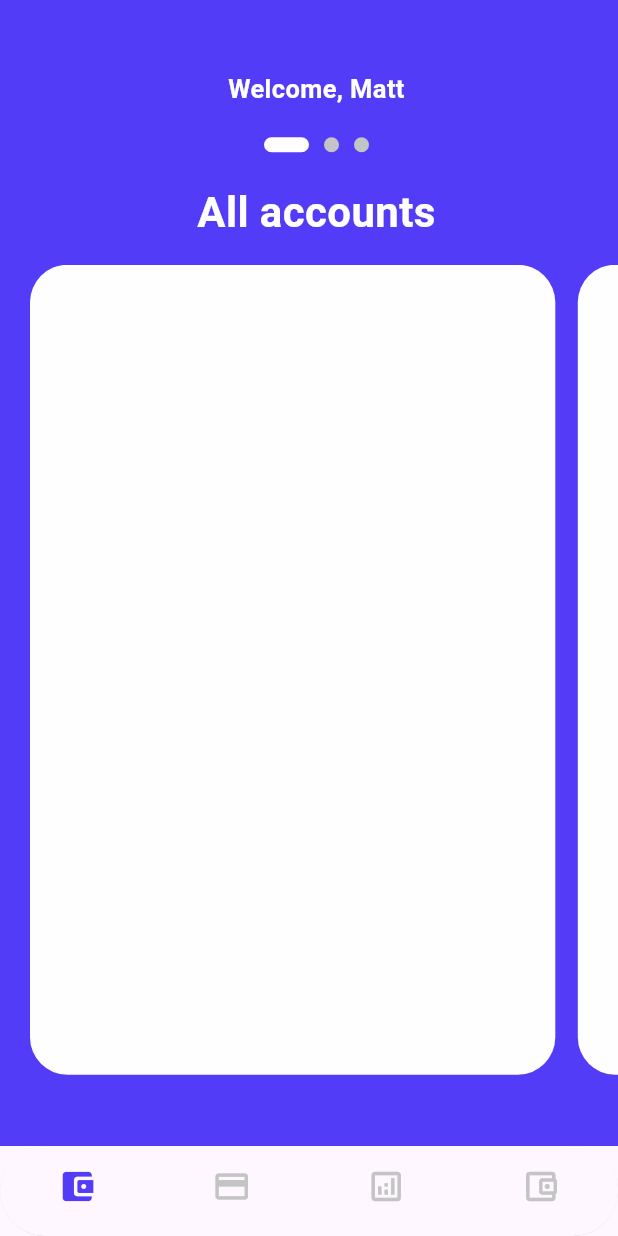
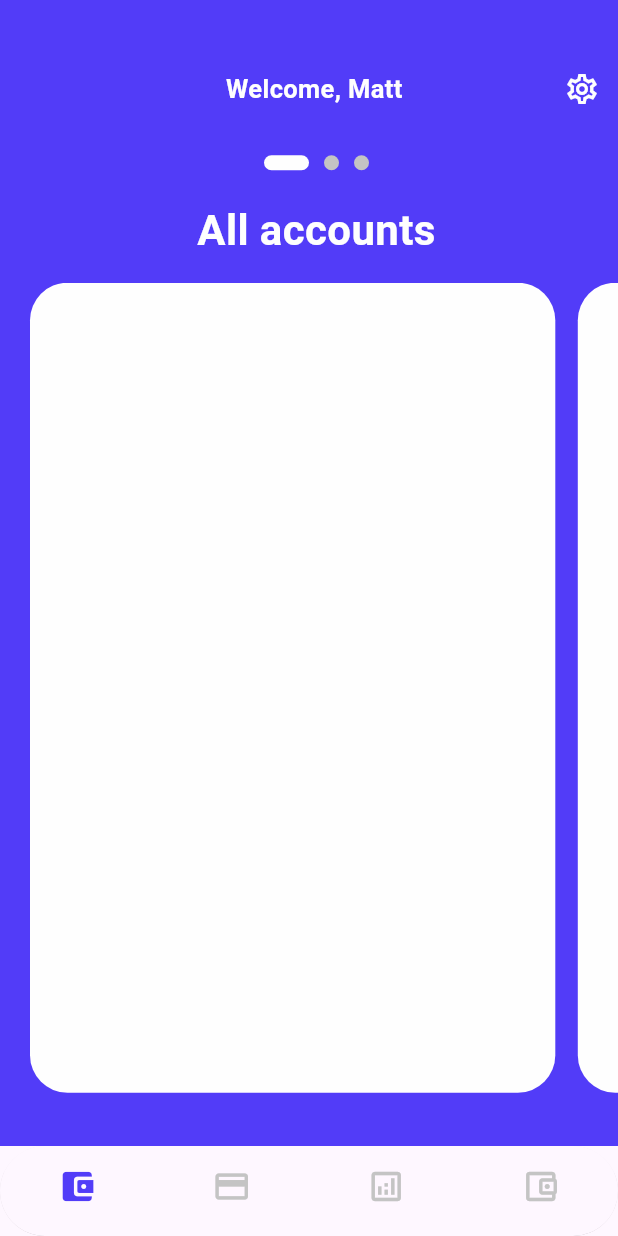
Before and after one commit to HOPDigital/finance-app, a Flutter app: the BottomBar screen opened directly, on a phone screen of 412 x 824 dp. Run offline on Flutter 3.47's test engine with Material 2 defaults, Android fonts, the phone set to English and light mode, and no system bars; drawn by our look-alikes of smooth_page_indicator; our stand-ins replace animated_splash_screen, gap, get, page_transition, shared_preferences; accounts and stored records are empty; Roboto replaces fonts that are missing (Montserrat Bold, Montserrat Regular).

Commit message:
feat: added settings icon to dashboard

```diff
--- a/client/lib/pages/dashboard/dashboard.dart
+++ b/client/lib/pages/dashboard/dashboard.dart
@@ -37,6 +37,12 @@ class _DashboardState extends State<Dashboard> {
           mainAxisSize: MainAxisSize.max,
           crossAxisAlignment: CrossAxisAlignment.center,
           children: <Widget>[
+            Row(
+              mainAxisAlignment: MainAxisAlignment.spaceBetween,
+              children: [
+                const SizedBox(
+                  width: 45,
+                ),
                 Text(
                   "Welcome, Matt",
                   style: AppTypography.textBody.copyWith(
@@ -44,6 +50,15 @@ class _DashboardState extends State<Dashboard> {
                     fontWeight: FontWeight.w600,
                   ),
                   textAlign: TextAlign.center,
+                ),
+                IconButton(
+                  onPressed: () => {},
+                  icon: Icon(
+                    Icons.settings_outlined,
+                    color: AppColors.whiteColor,
+                  ),
+                ),
+              ],
             ),
             const Gap(20),
             AnimatedSmoothIndicator(
@@ -78,11 +93,17 @@ class _DashboardState extends State<Dashboard> {
               controller: _controller,
               scrollDirection: Axis.horizontal,
               padding: EdgeInsets.symmetric(horizontal: AppLayout.getWidth(10)),
-              child: Row(
-                children: const [
-                  DashboardCard(),
-                  DashboardCard(),
-                  DashboardCard(),
+              child: const Row(
+                children: [
+                  DashboardCard(
+                    accountType: "Current Account",
+                  ),
+                  DashboardCard(
+                    accountType: "Home Account",
+                  ),
+                  DashboardCard(
+                    accountType: "Business Account",
+                  ),
                 ],
               ),
             ),
```
Lines whose indentation alone changed are shown as unchanged.
